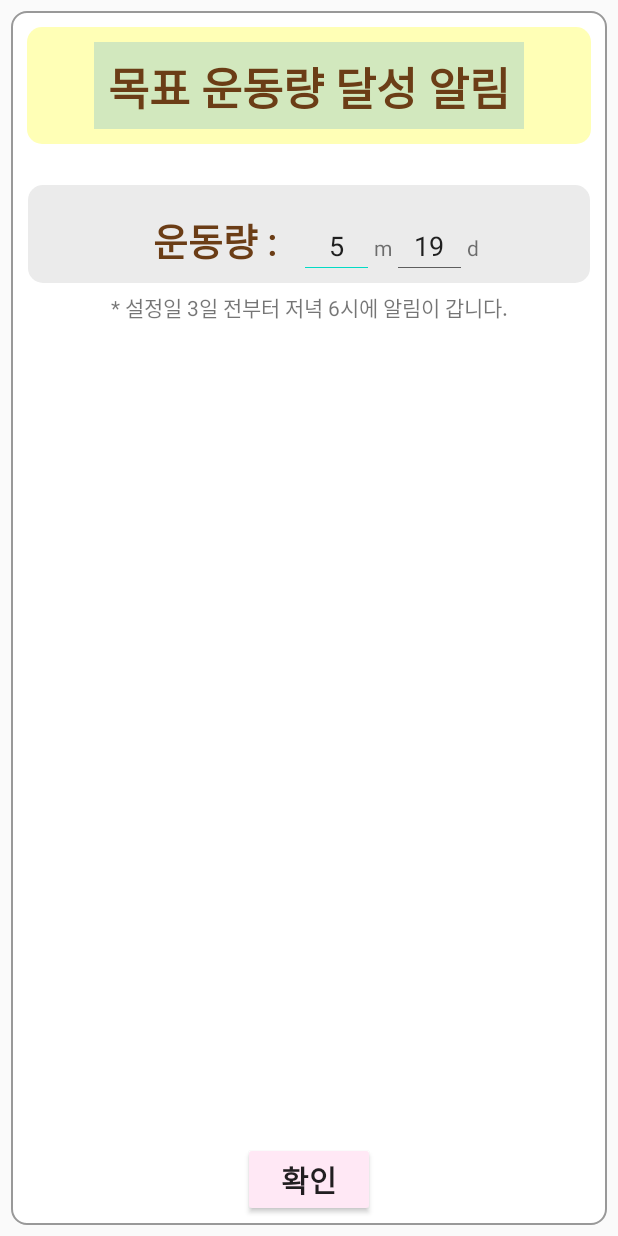
After one commit to aelim0409/magicmadic, an Android app: the layout exercise_mode_reminder.xml on its own in the app's theme, with its tools: preview values and no code run, on a phone screen of 412 x 824 dp. The commit adds this screen. Run offline under Robolectric (Android 15) with nearby library versions, the phone set to English and light mode, and no system bars.

Commit message:
알림 페이지 3 + 로그인+회원가입+

```diff
--- a/app/src/main/AndroidManifest.xml
+++ b/app/src/main/AndroidManifest.xml
@@ -1,14 +1,15 @@
 <?xml version="1.0" encoding="utf-8"?>
 <manifest xmlns:android="http://schemas.android.com/apk/res/android"
     package="com.example.myapplication2">
-
+    <uses-permission android:name="android.permission.INTERNET" />
     <application
         android:allowBackup="true"
         android:icon="@mipmap/ic_launcher"
         android:label="@string/app_name"
         android:roundIcon="@mipmap/ic_launcher_round"
         android:supportsRtl="true"
-        android:theme="@style/Theme.MyApplication2">
+        android:theme="@style/Theme.MyApplication2"
+        android:usesCleartextTraffic="true">
         <activity android:name=".ModifyingActivity"
             android:windowSoftInputMode="adjustResize">
         </activity>
--- /dev/null
+++ b/app/src/main/res/layout/exercise_mode_reminder.xml
@@ -0,0 +1,133 @@
+<?xml version="1.0" encoding="utf-8"?>
+<RelativeLayout xmlns:android="http://schemas.android.com/apk/res/android"
+    xmlns:app="http://schemas.android.com/apk/res-auto"
+    xmlns:tools="http://schemas.android.com/tools"
+    android:id="@+id/containerOuter"
+    android:layout_width="match_parent"
+    android:layout_height="match_parent"
+    android:layout_marginHorizontal="7dp"
+    android:layout_marginVertical="7dp"
+    android:background="@drawable/shape_round_transparent"
+    android:orientation="vertical"
+    android:paddingHorizontal="5dp"
+    android:paddingVertical="5dp"
+    android:rotation="0"
+    android:rotationX="0"
+    tools:context=".HospitalModReminderActivity">
+
+    <LinearLayout
+        android:id="@+id/comp1"
+        android:layout_width="match_parent"
+        android:layout_height="wrap_content"
+        android:layout_alignParentTop="true"
+        android:layout_marginHorizontal="5dp"
+        android:layout_marginVertical="5dp"
+        android:background="@drawable/shape_round_yellow"
+        android:gravity="center"
+        android:layout_marginBottom="10dp"
+        android:paddingVertical="10dp">
+
+        <LinearLayout
+            android:layout_width="wrap_content"
+            android:layout_height="match_parent"
+            android:layout_marginHorizontal="10dp">
+            <TextView
+                android:id="@+id/today_text"
+                android:layout_width="wrap_content"
+                android:layout_height="wrap_content"
+                android:layout_gravity="center"
+                android:background="#d2e8be"
+                android:fontFamily="@font/dx"
+                android:paddingHorizontal="9dp"
+                android:paddingTop="7dp"
+                android:paddingBottom="5dp"
+                android:text="목표 운동량 달성 알림"
+                android:textColor="@color/brown"
+                android:textSize="30dp"
+                android:textStyle="bold" />
+        </LinearLayout>
+    </LinearLayout>
+
+
+    <LinearLayout
+        android:id="@+id/comp2"
+        android:layout_width="match_parent"
+        android:layout_height="65dp"
+        android:layout_below="@+id/comp1"
+        android:layout_marginLeft="6dp"
+        android:layout_marginTop="22dp"
+        android:layout_marginRight="6dp"
+        android:background="@drawable/shape_round_gray"
+        android:gravity="center"
+        android:paddingVertical="10dp">
+
+        <LinearLayout
+            android:layout_width="wrap_content"
+            android:layout_height="match_parent"
+            android:layout_marginHorizontal="10dp"
+            android:orientation="horizontal">
+
+            <TextView
+                android:layout_width="wrap_content"
+                android:layout_height="wrap_content"
+
+                android:fontFamily="@font/dx"
+                android:paddingHorizontal="9dp"
+                android:paddingTop="7dp"
+                android:paddingBottom="5dp"
+                android:text="운동량 : "
+                android:textColor="@color/brown"
+                android:textSize="25dp"
+                android:textStyle="bold" />
+            <EditText
+                android:layout_width="50dp"
+                android:layout_height="wrap_content"
+                android:text="5"
+                android:textAlignment="center"
+                android:gravity="center_horizontal" />
+            <TextView
+                android:layout_width="match_parent"
+                android:layout_height="wrap_content"
+                android:text="m"
+                />
+            <EditText
+                android:layout_width="50dp"
+                android:layout_height="wrap_content"
+                android:text="19"
+                android:textAlignment="center"
+                android:gravity="center_horizontal" />
+            <TextView
+                android:layout_width="match_parent"
+                android:layout_height="wrap_content"
+                android:text="d"
+                />
+        </LinearLayout>
+
+
+    </LinearLayout>
+
+    <LinearLayout
+        android:layout_width="match_parent"
+        android:layout_height="wrap_content"
+        android:layout_below="@+id/comp2"
+        android:layout_marginTop="5dp"
+        >
+        <TextView
+            android:layout_width="match_parent"
+            android:layout_height="wrap_content"
+            android:gravity="center"
+            android:text="* 설정일 3일 전부터 저녁 6시에 알림이 갑니다.">
+        </TextView>
+    </LinearLayout>
+    <Button
+        android:id="@+id/button_move"
+        android:layout_width="wrap_content"
+        android:layout_height="wrap_content"
+        android:backgroundTint="@color/colorPink"
+        android:layout_centerInParent="true"
+        android:layout_alignParentBottom="true"
+        android:text="확인"
+        android:textStyle="bold"
+        android:fontFamily="@font/dx"
+        android:textSize="20dp"/>
+</RelativeLayout>
```
Also changed, not shown: app/src/main/java/com/example/myapplication2/SignUp.java (+99 -2 lines), app/src/main/java/com/example/myapplication2/graph.java (+0 -8 lines), app/src/main/java/com/example/myapplication2/login.java (+103 -2 lines), app/src/main/res/layout/activity_basic_information_page.xml (+4 -4 lines), app/src/main/res/layout/graph.xml (+3 -9 lines), app/src/main/res/layout/startday_mod_reminder.xml (added, +133 -0 lines), app/src/main/res/layout/water_mod_reminder.xml (added, +125 -0 lines), gradle/wrapper/gradle-wrapper.properties.
